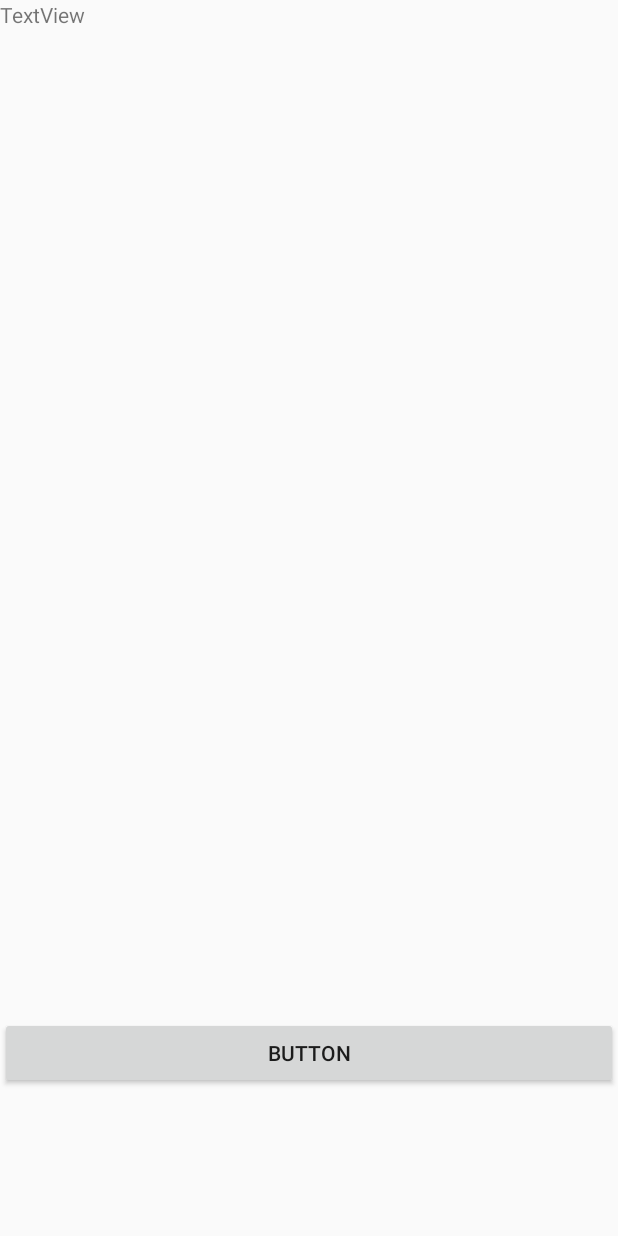
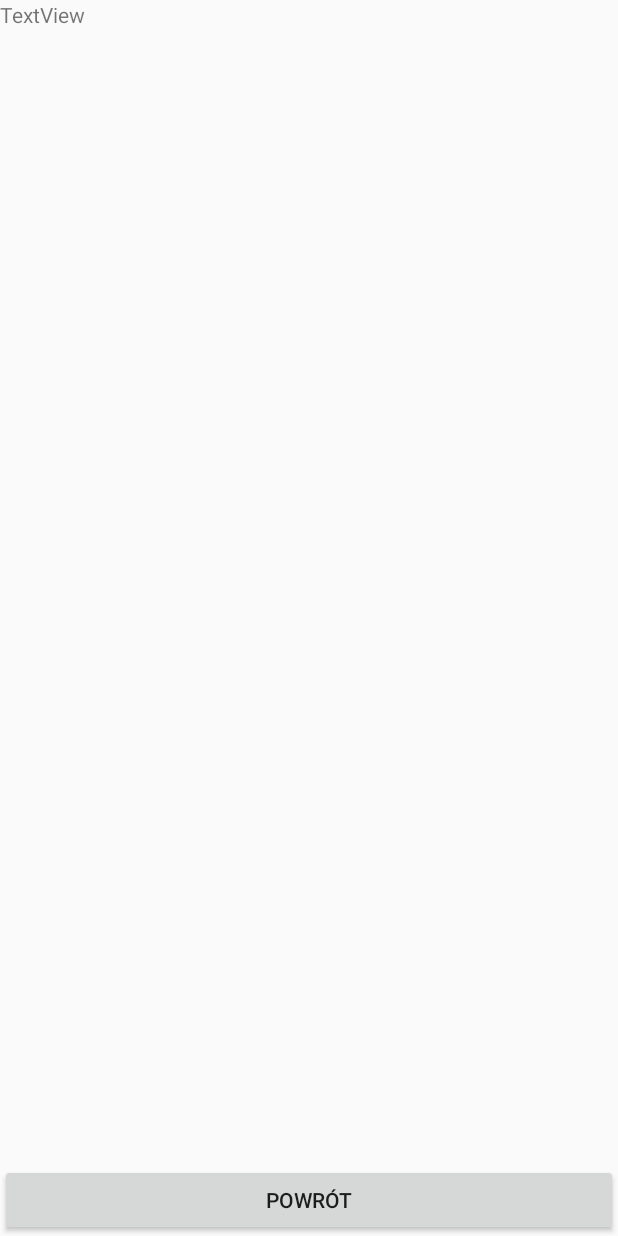
Before and after one commit to tomaszjader/CodeScanner, an Android app: the layout activity_help.xml on its own in the app's theme, with its tools: preview values and no code run, on a phone screen of 412 x 824 dp. Run offline under Robolectric (Android 15) with nearby library versions, the phone set to English and light mode, and no system bars.

Commit message:
Add content and back button to help activity

```diff
--- a/app/src/main/res/layout/activity_help.xml
+++ b/app/src/main/res/layout/activity_help.xml
@@ -9,14 +9,15 @@
     tools:context=".HelpActivity">
 
     <TextView
-        android:id="@+id/textView"
+        android:id="@+id/helpText"
         android:layout_width="match_parent"
-        android:layout_height="678dp"
+        android:layout_height="wrap_content"
+        android:layout_weight="1"
         android:text="TextView" />
 
     <Button
-        android:id="@+id/button"
+        android:id="@+id/backToMenuButton"
         android:layout_width="match_parent"
         android:layout_height="wrap_content"
-        android:text="Button" />
+        android:text="@string/back" />
 </LinearLayout>
--- a/app/src/main/res/values/strings.xml
+++ b/app/src/main/res/values/strings.xml
@@ -5,4 +5,5 @@
     <string name="confirm_and_check">Zatwierdź i sprawdź</string>
     <string name="help">Pomoc</string>
     <string name="code">Kod</string>
+    <string name="back">Powrót</string>
 </resources>
```
Also changed, not shown: app/src/main/java/pl/tomaszjader/codescanner/HelpActivity.java (+27 -0 lines).
